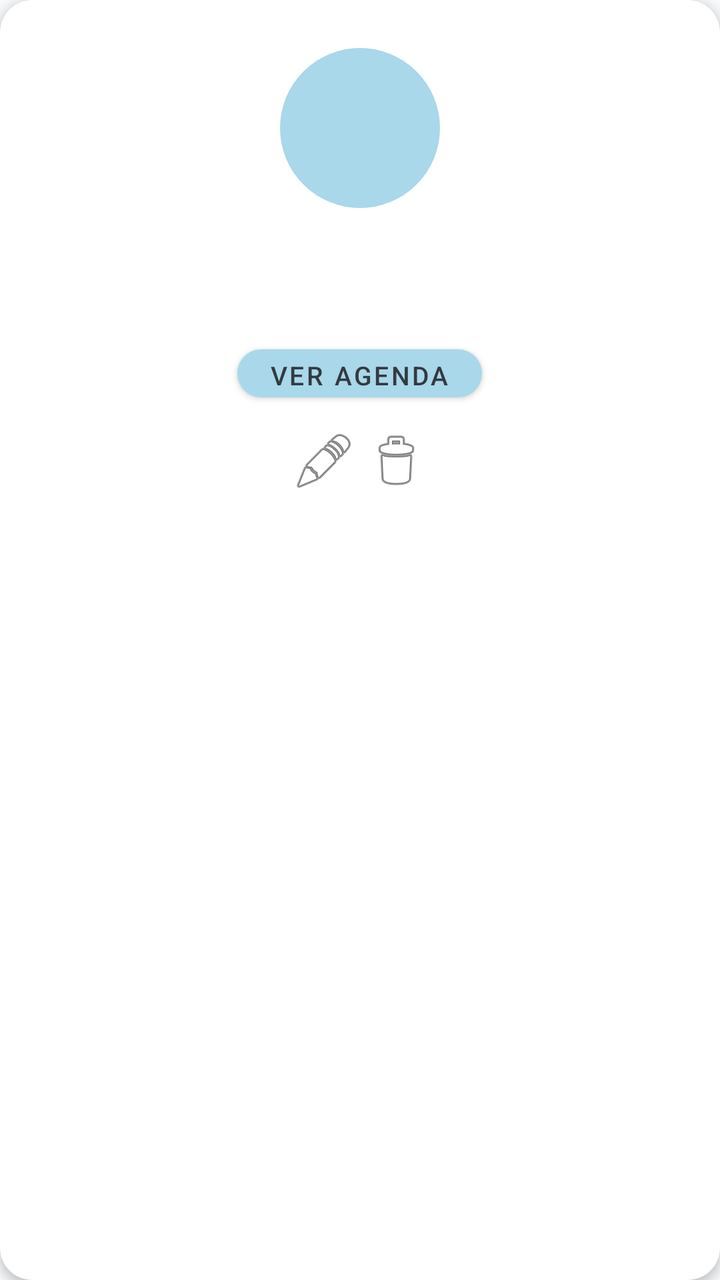
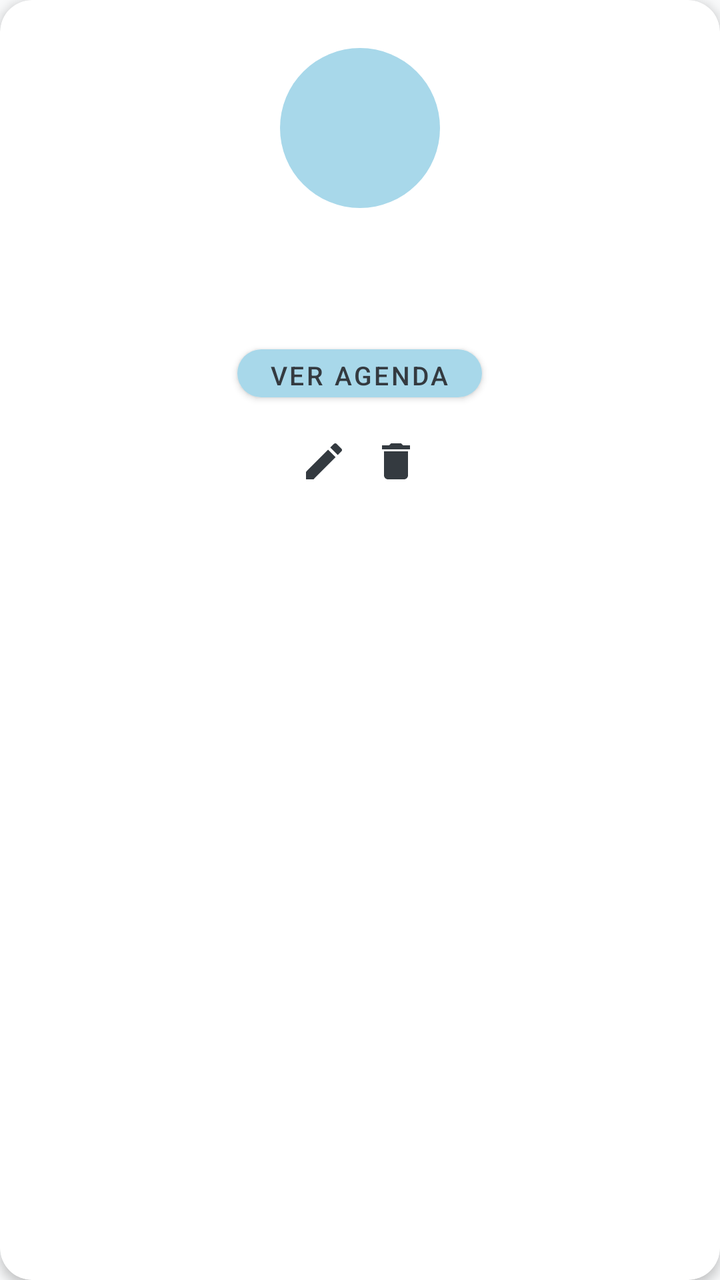

Two renders of the same Android screen: before a commit and after it. Below are the layout's source before the change and the commit's diff.
<!-- AndroidManifest.xml: application theme Theme.TEApp -->
<!-- res/layout/item_child.xml -->
<?xml version="1.0" encoding="utf-8"?>
<androidx.cardview.widget.CardView
    xmlns:android="http://schemas.android.com/apk/res/android"
    xmlns:app="http://schemas.android.com/apk/res-auto"
    android:layout_width="match_parent"
    android:layout_height="wrap_content"
    android:layout_margin="8dp"
    app:cardCornerRadius="16dp"
    app:cardElevation="3dp"
    app:cardBackgroundColor="#FFFFFF">

    <LinearLayout
        android:layout_width="match_parent"
        android:layout_height="wrap_content"
        android:orientation="vertical"
        android:gravity="center"
        android:paddingTop="24dp"
        android:paddingBottom="16dp"
        android:paddingStart="12dp"
        android:paddingEnd="12dp">

        
        <FrameLayout
            android:layout_width="80dp"
            android:layout_height="80dp"
            android:layout_marginBottom="12dp">

            <TextView
                android:id="@+id/tv_initials"
                android:layout_width="80dp"
                android:layout_height="80dp"
                android:gravity="center"
                android:textSize="24sp"
                android:textStyle="bold"
                android:textColor="#FFFFFF"
                android:background="@drawable/circle_avatar" />

            <ImageView
                android:id="@+id/img_avatar"
                android:layout_width="80dp"
                android:layout_height="80dp"
                android:scaleType="centerCrop"
                android:background="@drawable/circle_avatar"
                android:contentDescription="Avatar"
                android:visibility="gone" />

        </FrameLayout>

        
        <TextView
            android:id="@+id/tv_name"
            android:layout_width="match_parent"
            android:layout_height="wrap_content"
            android:gravity="center"
            android:textSize="15sp"
            android:textStyle="bold"
            android:textColor="@color/on_primary"
            android:layout_marginBottom="2dp" />

        
        <TextView
            android:id="@+id/tv_age"
            android:layout_width="match_parent"
            android:layout_height="wrap_content"
            android:gravity="center"
            android:textSize="12sp"
            android:textColor="@color/text_secondary"
            android:layout_marginBottom="14dp" />

        
        <Button
            android:id="@+id/btn_agenda"
            android:layout_width="wrap_content"
            android:layout_height="36dp"
            android:text="Ver agenda"
            android:textSize="13sp"
            android:layout_marginBottom="8dp"
            style="@style/Widget.TEApp.Button" />

        
        <LinearLayout
            android:layout_width="wrap_content"
            android:layout_height="wrap_content"
            android:orientation="horizontal">

            <ImageButton
                android:id="@+id/btn_edit"
                android:layout_width="36dp"
                android:layout_height="36dp"
                android:src="@android:drawable/ic_menu_edit"
                android:background="?attr/selectableItemBackgroundBorderless"
                android:contentDescription="Editar" />

            <ImageButton
                android:id="@+id/btn_delete"
                android:layout_width="36dp"
                android:layout_height="36dp"
                android:src="@android:drawable/ic_menu_delete"
                android:background="?attr/selectableItemBackgroundBorderless"
                android:contentDescription="Eliminar" />

        </LinearLayout>

    </LinearLayout>

</androidx.cardview.widget.CardView>
<!-- resources referenced by this layout -->
<resources>
  <color name="on_primary">#343A40</color>
  <color name="text_secondary">#6C757D</color>
  <!-- drawable circle_avatar (drawable) -->
  <?xml version="1.0" encoding="utf-8"?>
  <shape xmlns:android="http://schemas.android.com/apk/res/android"
      android:shape="oval">
      <solid android:color="#A8D8EA" />
  </shape>
  <style name="Widget.TEApp.Button" parent="Widget.MaterialComponents.Button">
          <item name="backgroundTint">@color/primary</item>
          <item name="android:textColor">@color/on_primary</item>
          <item name="cornerRadius">12dp</item>
      </style>
  <style name="Theme.TEApp" parent="Theme.MaterialComponents.Light.NoActionBar">
          <item name="colorPrimary">@color/primary</item>
          <item name="colorPrimaryVariant">@color/primary_dark</item>
          <item name="colorOnPrimary">@color/on_primary</item>
          <item name="colorSecondary">@color/secondary</item>
          <item name="colorOnSecondary">@color/on_primary</item>
          <item name="android:colorBackground">@color/background</item>
          <item name="colorSurface">@color/surface</item>
          <item name="colorOnSurface">@color/on_primary</item>
          <item name="colorOnBackground">@color/on_primary</item>
          <item name="android:textColorPrimary">@color/on_primary</item>
          <item name="android:textColorSecondary">@color/text_secondary</item>
          <item name="android:statusBarColor">@color/primary_dark</item>
          <item name="colorControlNormal">@color/on_primary</item>
          <item name="colorControlActivated">@color/primary_dark</item>
      </style>
  <color name="primary">#A8D8EA</color>
  <color name="primary_dark">#78C1C8</color>
  <color name="secondary">#B8E0C8</color>
  <color name="background">#F8F9FA</color>
  <color name="surface">#FFFFFF</color>
</resources>

<!-- the commit's change to res/layout/item_child.xml (unified diff, before → after) -->
@@ -87,7 +87,7 @@
                 android:id="@+id/btn_edit"
                 android:layout_width="36dp"
                 android:layout_height="36dp"
-                android:src="@android:drawable/ic_menu_edit"
+                android:src="@drawable/ic_edit"
                 android:background="?attr/selectableItemBackgroundBorderless"
                 android:contentDescription="Editar" />
 
@@ -95,7 +95,7 @@
                 android:id="@+id/btn_delete"
                 android:layout_width="36dp"
                 android:layout_height="36dp"
-                android:src="@android:drawable/ic_menu_delete"
+                android:src="@drawable/ic_delete"
                 android:background="?attr/selectableItemBackgroundBorderless"
                 android:contentDescription="Eliminar" />
 
<!-- resource entries referenced after the edit -->
@@ -8,6 +8,28 @@
       android:shape="oval">
       <solid android:color="#A8D8EA" />
   </shape>
+  <!-- drawable ic_delete (drawable) -->
+  <?xml version="1.0" encoding="utf-8"?>
+  <vector xmlns:android="http://schemas.android.com/apk/res/android"
+      android:width="24dp"
+      android:height="24dp"
+      android:viewportWidth="24"
+      android:viewportHeight="24">
+      <path
+          android:fillColor="?attr/colorControlNormal"
+          android:pathData="M6,19c0,1.1 0.9,2 2,2h8c1.1,0 2,-0.9 2,-2V7H6v12zM19,4h-3.5l-1,-1h-5l-1,1H5v2h14V4z"/>
+  </vector>
+  <!-- drawable ic_edit (drawable) -->
+  <?xml version="1.0" encoding="utf-8"?>
+  <vector xmlns:android="http://schemas.android.com/apk/res/android"
+      android:width="24dp"
+      android:height="24dp"
+      android:viewportWidth="24"
+      android:viewportHeight="24">
+      <path
+          android:fillColor="?attr/colorControlNormal"
+          android:pathData="M3,17.25V21h3.75L17.81,9.94l-3.75,-3.75L3,17.25zM20.71,7.04c0.39,-0.39 0.39,-1.02 0,-1.41l-2.34,-2.34c-0.39,-0.39 -1.02,-0.39 -1.41,0l-1.83,1.83 3.75,3.75 1.83,-1.83z"/>
+  </vector>
   <style name="Widget.TEApp.Button" parent="Widget.MaterialComponents.Button">
           <item name="backgroundTint">@color/primary</item>
           <item name="android:textColor">@color/on_primary</item>
